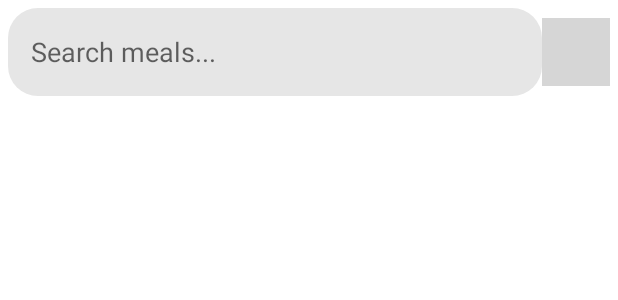
After one commit to SashaWouse/FoodApp, an Android app: the layout fragment_search.xml on its own in the app's theme, with its tools: preview values and no code run, on a phone screen of 412 x 824 dp. The commit adds this screen. Shown: the top 300 px of the screen. Run offline under Robolectric (Android 15) with nearby library versions, the phone set to English and light mode, and no system bars; grey boxes are pictures that could not be loaded.

Commit message:
Searching by meal

```diff
--- a/app/src/main/java/com/example/foodapp/adapters/FavouritesAdapter.kt
+++ b/app/src/main/java/com/example/foodapp/adapters/MealsAdapter.kt
@@ -7,10 +7,9 @@ import androidx.recyclerview.widget.DiffUtil
 import androidx.recyclerview.widget.RecyclerView
 import com.bumptech.glide.Glide
 import com.example.foodapp.data.Meal
-import com.example.foodapp.databinding.FragmentFavouritesBinding
 import com.example.foodapp.databinding.MealItemBinding
 
-class FavouritesAdapter : RecyclerView.Adapter<FavouritesAdapter.FavouritesAdapterViewHolder>() {
+class MealsAdapter : RecyclerView.Adapter<MealsAdapter.FavouritesAdapterViewHolder>() {
     inner class FavouritesAdapterViewHolder(val binding: MealItemBinding) : RecyclerView.ViewHolder(binding.root)
 
     private val diffUtil = object : DiffUtil.ItemCallback<Meal>(){
--- a/app/src/main/java/com/example/foodapp/retrofit/TheMealDBApi.kt
+++ b/app/src/main/java/com/example/foodapp/retrofit/TheMealDBApi.kt
@@ -23,4 +23,7 @@ interface TheMealDBApi {
 
     @GET("filter.php")
     fun getMealsByCategory(@Query("c") categoryName: String) : Call<MealByCategoryList>
+
+    @GET("search.php")
+    fun searchMeals(@Query("s") searchQuery: String) : Call<MealList>
 }
--- /dev/null
+++ b/app/src/main/res/drawable/search_bar_bg.xml
@@ -0,0 +1,5 @@
+<?xml version="1.0" encoding="utf-8"?>
+<shape android:shape="rectangle" xmlns:android="http://schemas.android.com/apk/res/android">
+<solid android:color="@color/gray_g"/>
+    <corners android:radius="20dp"/>
+</shape>
--- /dev/null
+++ b/app/src/main/res/layout/fragment_search.xml
@@ -0,0 +1,52 @@
+<?xml version="1.0" encoding="utf-8"?>
+<androidx.constraintlayout.widget.ConstraintLayout xmlns:android="http://schemas.android.com/apk/res/android"
+    xmlns:tools="http://schemas.android.com/tools"
+    android:layout_width="match_parent"
+    android:layout_height="match_parent"
+    xmlns:app="http://schemas.android.com/apk/res-auto"
+    tools:context=".fragments.SearchFragment">
+
+    <LinearLayout
+        android:id="@+id/search_linear"
+        android:layout_width="0dp"
+        android:layout_height="wrap_content"
+        app:layout_constraintStart_toStartOf="parent"
+        app:layout_constraintTop_toTopOf="parent"
+        app:layout_constraintEnd_toEndOf="parent"
+        android:orientation="horizontal"
+        android:layout_marginStart="5dp"
+        android:layout_marginEnd="5dp"
+        android:layout_margin="5dp">
+
+        <EditText
+            android:id="@+id/searc_box_id"
+            android:layout_width="0dp"
+            android:layout_height="@dimen/_45sdp"
+            android:layout_weight="1"
+            android:paddingStart="15dp"
+            android:paddingEnd="15dp"
+            android:background="@drawable/search_bar_bg"
+            android:hint="Search meals..."/>
+
+        <ImageView
+            android:layout_width="@dimen/_35sdp"
+            android:layout_height="@dimen/_35sdp"
+            android:src="@drawable/ic_arrow"
+            app:tint="@color/gray_g"
+            android:layout_gravity="center"/>
+
+    </LinearLayout>
+
+    <androidx.recyclerview.widget.RecyclerView
+        android:id="@+id/rv_searched_meal"
+        android:layout_width="0dp"
+        android:layout_height="0dp"
+        app:layout_constraintStart_toStartOf="parent"
+        app:layout_constraintEnd_toEndOf="parent"
+        app:layout_constraintTop_toBottomOf="@+id/search_linear"
+        app:layout_constraintBottom_toBottomOf="parent"
+        android:layout_marginTop="10dp"
+        android:layout_marginStart="5dp"
+        android:layout_marginEnd="5dp"/>
+
+</androidx.constraintlayout.widget.ConstraintLayout>
--- a/app/src/main/res/values/colors.xml
+++ b/app/src/main/res/values/colors.xml
@@ -9,4 +9,5 @@
     <color name="white">#FFFFFFFF</color>
 
     <color name="gray_o">#33405F</color>
+    <color name="gray_g">#E6E6E6</color>
 </resources>
```
Also changed, not shown: app/src/main/java/com/example/foodapp/fragments/FavouritesFragment.kt (+7 -9 lines), app/src/main/java/com/example/foodapp/fragments/SearchFragment.kt (added, +36 -0 lines), app/src/main/java/com/example/foodapp/viewModel/HomeViewModel.kt (+19 -0 lines).
